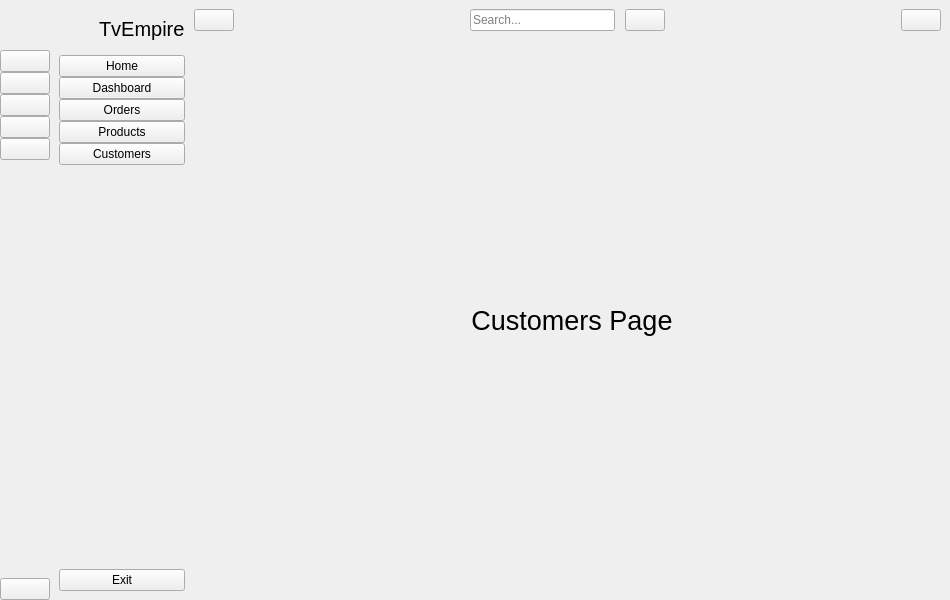
Qt form mainwindow.ui (HyperDarkmoon/TVEmpire) before a commit.
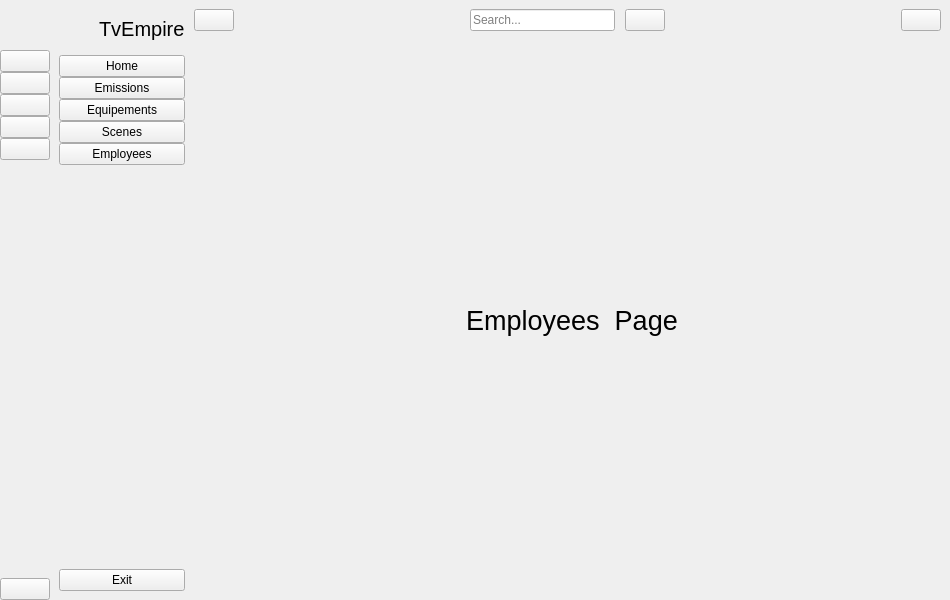
The same form after that commit. The open tabs and pages were chosen to show the change. Icons and pictures are not drawn.

What changed in the file:
```diff
--- a/mainwindow.ui
+++ b/mainwindow.ui
@@ -316,7 +316,7 @@
          <item>
           <widget class="QPushButton" name="dashborad_btn_2">
            <property name="text">
-            <string>Dashboard</string>
+            <string>Emissions</string>
            </property>
            <property name="icon">
             <iconset resource="resource.qrc">
@@ -340,7 +340,7 @@
          <item>
           <widget class="QPushButton" name="orders_btn_2">
            <property name="text">
-            <string>Orders</string>
+            <string>Equipements</string>
            </property>
            <property name="icon">
             <iconset resource="resource.qrc">
@@ -364,7 +364,7 @@
          <item>
           <widget class="QPushButton" name="products_btn_2">
            <property name="text">
-            <string>Products</string>
+            <string>Scenes</string>
            </property>
            <property name="icon">
             <iconset resource="resource.qrc">
@@ -388,7 +388,7 @@
          <item>
           <widget class="QPushButton" name="customers_btn_2">
            <property name="text">
-            <string>Customers</string>
+            <string>Employees</string>
            </property>
            <property name="icon">
             <iconset resource="resource.qrc">
@@ -662,7 +662,7 @@
               </font>
              </property>
              <property name="text">
-              <string>Customers Page</string>
+              <string>Employees  Page</string>
              </property>
              <property name="alignment">
               <set>Qt::AlignCenter</set>
```
Left out of the diff: 12 changed lines with no effect on the pictures.
